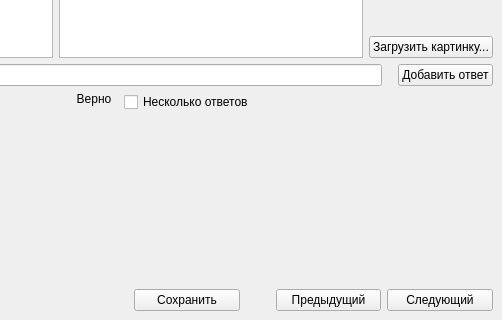
Qt form ui/create.ui (MIV228/Victorio) before a commit; both pictures show x 261 to 763 and y 170 to 490 of the 763 by 490 pixel window.
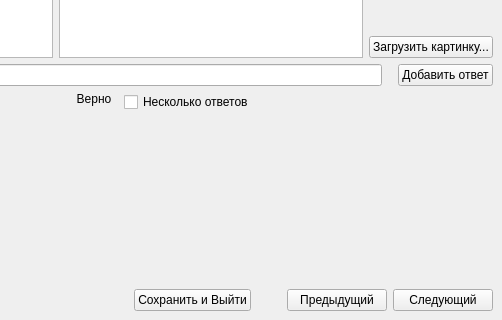
The same form after that commit.

Commit message: nothing works bruh

```diff
--- a/ui/create.ui
+++ b/ui/create.ui
@@ -201,7 +201,7 @@
           <item>
            <widget class="QPushButton" name="b_exit">
             <property name="text">
-             <string>Сохранить</string>
+             <string>Сохранить и Выйти</string>
             </property>
            </widget>
           </item>
```
Left out of the diff: 5 changed lines with no effect on the pictures. The commit also changes 1 other file.
